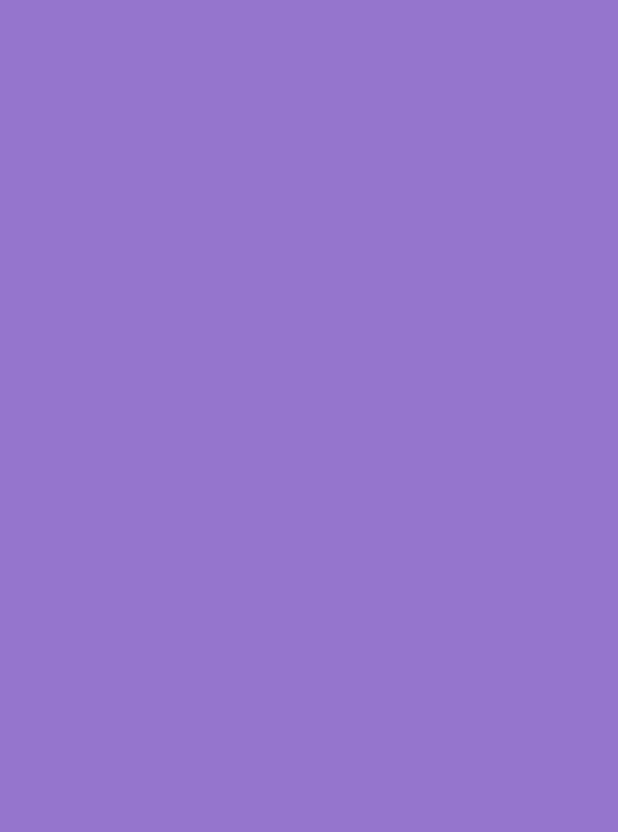
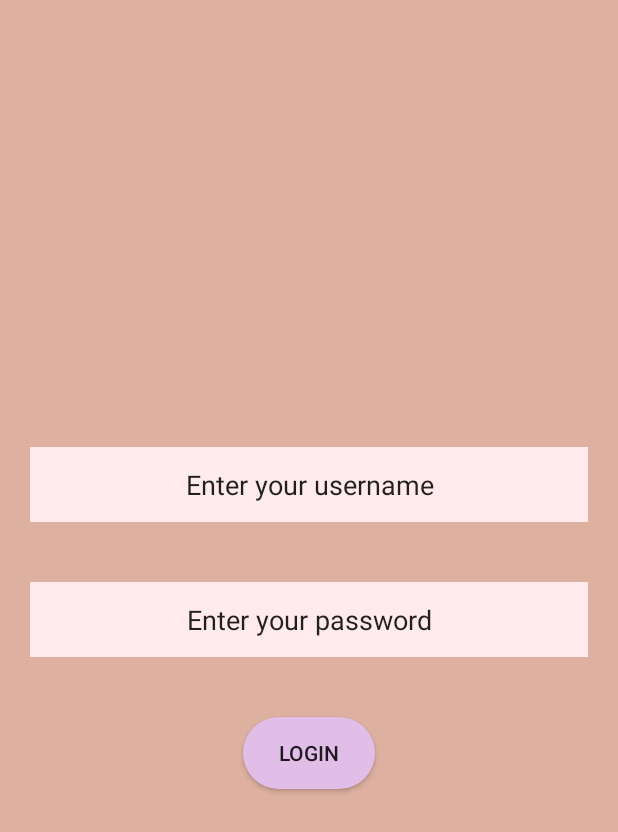
Before and after one commit to cvam77/ZayvE, an Android app: the screen it shows after launch (MainActivity), on a phone screen of 412 x 824 dp. Before the commit the part shown is empty. Shown: the top 832 px of the screen. Run offline under Robolectric (Android 15) with nearby library versions, the phone set to English and light mode, and no system bars.

Commit message:
14th Sep

```diff
--- /dev/null
+++ b/app/src/main/res/drawable/rounded_corners.xml
@@ -0,0 +1,5 @@
+<?xml version="1.0" encoding="utf-8"?>
+<shape xmlns:android="http://schemas.android.com/apk/res/android">
+    <corners android:radius="24dp" />
+    <solid android:color="@color/buttonColor" />
+</shape>
--- a/app/src/main/res/layout/activity_main.xml
+++ b/app/src/main/res/layout/activity_main.xml
@@ -1,13 +1,44 @@
 <?xml version="1.0" encoding="utf-8"?>
-<LinearLayout xmlns:android="http://schemas.android.com/apk/res/android"
-    xmlns:app="http://schemas.android.com/apk/res-auto"
+<LinearLayout
+    xmlns:android="http://schemas.android.com/apk/res/android"
     xmlns:tools="http://schemas.android.com/tools"
     android:layout_width="match_parent"
     android:layout_height="match_parent"
     tools:context=".MainActivity"
-    android:orientation="horizontal"
-    android:background="@color/background">
+    android:orientation="vertical"
+    android:background="@color/background"
+    android:gravity="center"
+    >
 
 
+    <EditText
+        android:id="@+id/editTextUsername"
+        android:layout_margin="20dp"
+        android:layout_width="match_parent"
+        android:layout_height="50dp"
+        android:text="Enter your username"
+        android:background="@color/loginEditTextColor"
+        android:gravity="center"
+        />
+
+    <EditText
+        android:id="@+id/editTextPassword"
+        android:layout_margin="20dp"
+        android:layout_width="match_parent"
+        android:layout_height="50dp"
+        android:inputType="textPersonName"
+        android:text="Enter your password"
+        android:gravity="center"
+        android:background="@color/loginEditTextColor"/>
+
+    <Button
+        android:layout_width="wrap_content"
+        android:layout_height="wrap_content"
+        android:id="@+id/button_login"
+        android:background="@drawable/rounded_corners"
+        android:text="login"
+        android:layout_margin="20dp"
+
+        />
 
 </LinearLayout>
--- a/app/src/main/res/values/colorList.xml
+++ b/app/src/main/res/values/colorList.xml
@@ -1,4 +1,7 @@
 <?xml version="1.0" encoding="utf-8"?>
 <resources>
-    <color name="background">#9575CD</color>
+    <color name="background">#DDB0A0</color>
+    <color name="topAndBottomColor">#EF5350</color>
+    <color name="loginEditTextColor">#FFEBEE</color>
+    <color name="buttonColor">#E1BEE7</color>
 </resources>
--- a/app/src/main/res/values/styles.xml
+++ b/app/src/main/res/values/styles.xml
@@ -1,10 +1,11 @@
-<resources>
+<resources xmlns:tools="http://schemas.android.com/tools">
     <!-- Base application theme. -->
     <style name="AppTheme" parent="Theme.AppCompat.Light.NoActionBar">
         <!-- Customize your theme here. -->
         <item name="colorPrimary">@color/colorPrimary</item>
-        <item name="colorPrimaryDark">@color/colorPrimaryDark</item>
+        <item name="colorPrimaryDark">@color/background</item>
         <item name="colorAccent">@color/colorAccent</item>
+        <item name="android:navigationBarColor" tools:targetApi="lollipop">@color/background</item>
     </style>
 
 </resources>
```
